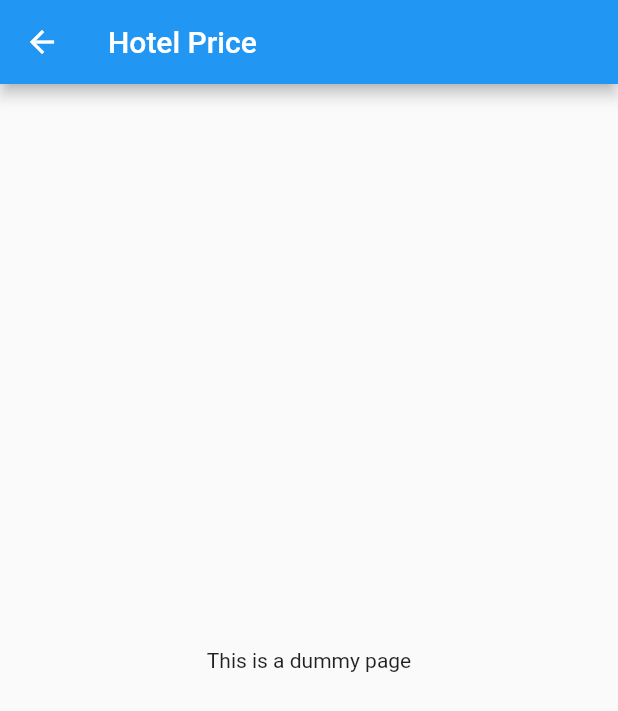
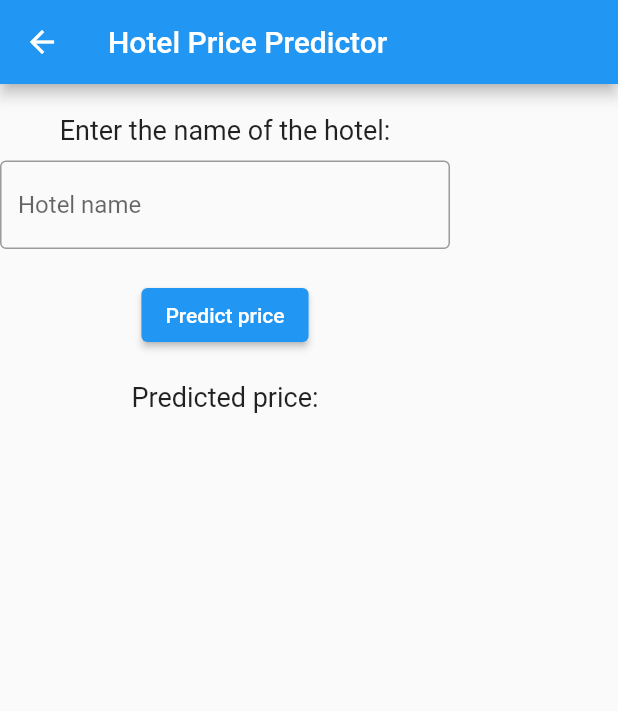
Before and after one commit to Devang-Mulye/Solo---The-AI-Travel-Planner, a Flutter app: the ModelSelection screen opened directly, after a tap on "Hotel Price", on a phone screen of 412 x 824 dp. Shown: the top 711 px of the screen. Run offline on Flutter 3.47's test engine with Material 2 defaults, Android fonts, the phone set to English and light mode, and no system bars; network calls fail.

Commit message:
Hotel prizes prediction

```diff
--- /dev/null
+++ b/solo/lib/hotel_prize.dart
@@ -0,0 +1,77 @@
+import 'package:flutter/material.dart';
+import 'package:http/http.dart' as http;
+import 'dart:convert';
+
+void main() {
+  runApp(MaterialApp(
+    title: 'Travel App',
+    home: HotelPricePredictor(),
+  ));
+}
+
+class HotelPricePredictor extends StatefulWidget {
+  @override
+  _HotelPricePredictorState createState() => _HotelPricePredictorState();
+}
+
+class _HotelPricePredictorState extends State<HotelPricePredictor> {
+  final TextEditingController _hotelNameController = TextEditingController();
+  String _predictedPrice = '';
+
+void _predictPrice() async {
+  String url = 'http://127.0.0.1:5000/predict_hotel_price';
+  Map<String, String> queryParams = {'hotel_name': _hotelNameController.text};
+  var uri = Uri.parse(url).replace(queryParameters: queryParams);
+  var response = await http.get(uri);
+  var jsonResponse = jsonDecode(response.body);
+
+  setState(() {
+    _predictedPrice = jsonResponse['predicted_price'].toStringAsFixed(2);
+  });
+}
+
+  @override
+  Widget build(BuildContext context) {
+    return Scaffold(
+      appBar: AppBar(
+        title: Text('Hotel Price Predictor'),
+      ),
+      body: Column(
+        crossAxisAlignment: CrossAxisAlignment.center,
+        children: [
+          SizedBox(height: 20),
+          Text(
+            'Enter the name of the hotel:',
+            style: TextStyle(fontSize: 18),
+          ),
+          SizedBox(height: 10),
+          Container(
+            width: 300,
+            child: TextField(
+              controller: _hotelNameController,
+              decoration: InputDecoration(
+                hintText: 'Hotel name',
+                border: OutlineInputBorder(),
+              ),
+            ),
+          ),
+          SizedBox(height: 20),
+          ElevatedButton(
+            onPressed: _predictPrice,
+            child: Text('Predict price'),
+          ),
+          SizedBox(height: 20),
+          Text(
+            'Predicted price:',
+            style: TextStyle(fontSize: 18),
+          ),
+          SizedBox(height: 10),
+          Text(
+            _predictedPrice,
+            style: TextStyle(fontSize: 18),
+          ),
+        ],
+      ),
+    );
+  }
+}
--- a/solo/lib/hotel_vacancy.dart
+++ b/solo/lib/hotel_vacancy.dart
@@ -13,7 +13,7 @@
   double prediction = 0;
 
   Future<void> _getPrediction() async {
-    final response = await http.get(Uri.parse('http://localhost:5000/predicthotelvacancy'));
+    final response = await http.get(Uri.parse('http://localhost:5000/predict_hotel_vacancy'));
     if (response.statusCode == 200) {
       setState(() {
         prediction = double.parse(response.body);
--- a/solo/lib/model_selection.dart
+++ b/solo/lib/model_selection.dart
@@ -1,5 +1,6 @@
 import 'package:flutter/material.dart';
 import 'flight_prediction.dart';
+import 'hotel_prize.dart';
 import 'hotel_vacancy.dart';
 
 class ModelSelection extends StatelessWidget {
@@ -41,7 +42,7 @@ class ModelSelection extends StatelessWidget {
                 Navigator.push(
                   context,
                   MaterialPageRoute(
-                    builder: (context) => DummyPage('Hotel Price'),
+                    builder: (context) => HotelPricePredictor(),
                   ),
                 );
               },
```
Also changed, not shown: 2 other files.
